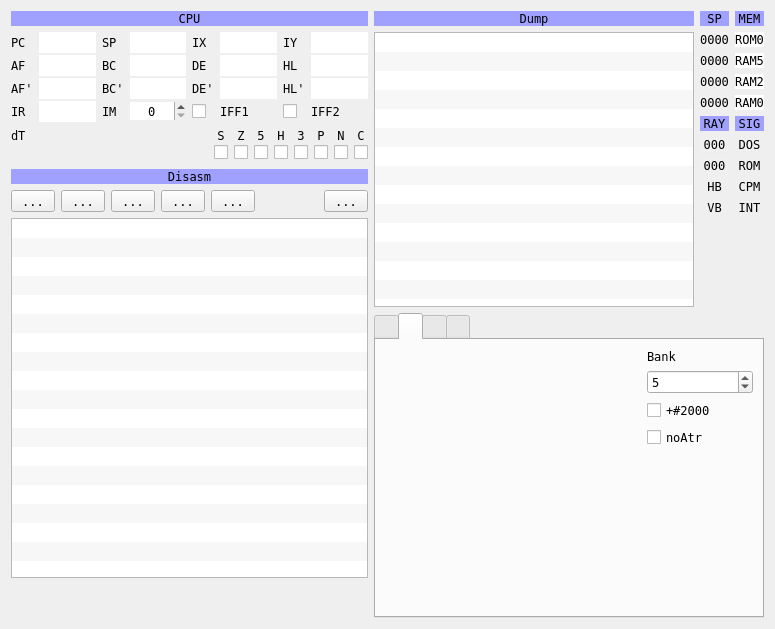
Before: the Qt Designer form ui/debuger.ui in samstyle/Xpeccy, drawn with Qt 5.
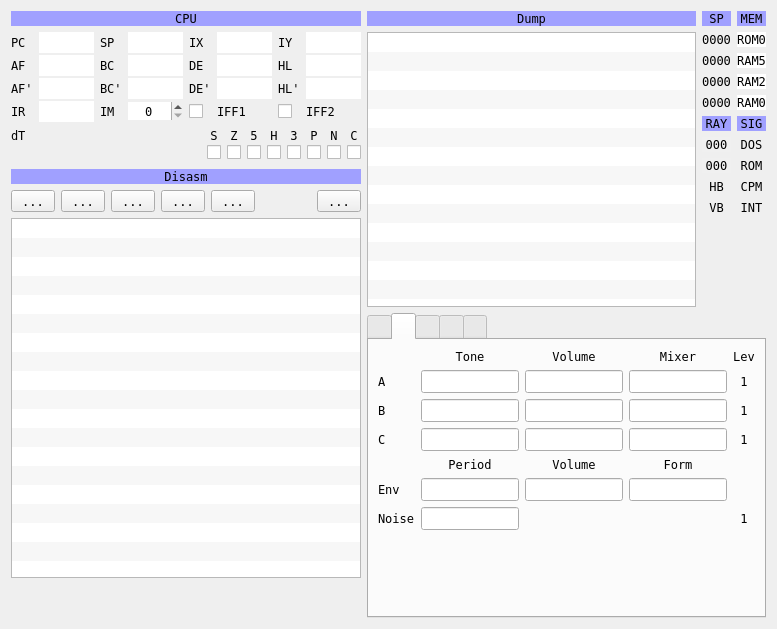
After: the same form once the commit is applied. The open tabs and pages were chosen to show the change. Icons and pictures are not drawn. Custom widgets are drawn as their Qt base class.

Commit message: build 20170219 [+] AY/YM tick generator freq is fixed [+] AY/YM noise tone is fixed [+] Emulation of AY coarse envelope [+] Fix GS interrupt handler [+] Add memory fill methods

Patch:
```diff
--- a/ui/debuger.ui
+++ b/ui/debuger.ui
@@ -9,8 +9,8 @@
    <rect>
     <x>0</x>
     <y>0</y>
-    <width>775</width>
-    <height>614</height>
+    <width>777</width>
+    <height>616</height>
    </rect>
   </property>
   <property name="font">
@@ -835,7 +835,7 @@
     </layout>
    </item>
    <item>
-    <layout class="QVBoxLayout" name="verticalLayout_4" stretch="0,10">
+    <layout class="QVBoxLayout" name="verticalLayout_4" stretch="0,0">
      <item>
       <layout class="QHBoxLayout" name="horizontalLayout" stretch="10,0">
        <item>
@@ -1214,6 +1214,404 @@
        <property name="currentIndex">
         <number>1</number>
        </property>
+       <widget class="QWidget" name="scrTab">
+        <attribute name="icon">
+         <iconset resource="../xpeccy.qrc">
+          <normaloff>:/images/display.png</normaloff>:/images/display.png</iconset>
+        </attribute>
+        <attribute name="title">
+         <string/>
+        </attribute>
+        <attribute name="toolTip">
+         <string>Screen</string>
+        </attribute>
+        <layout class="QHBoxLayout" name="horizontalLayout_3">
+         <item>
+          <layout class="QVBoxLayout" name="verticalLayout_3">
+           <item>
+            <widget class="QLabel" name="scrLabel">
+             <property name="minimumSize">
+              <size>
+               <width>256</width>
+               <height>192</height>
+              </size>
+             </property>
+             <property name="text">
+              <string/>
+             </property>
+            </widget>
+           </item>
+           <item>
+            <spacer name="verticalSpacer_6">
+             <property name="orientation">
+              <enum>Qt::Vertical</enum>
+             </property>
+             <property name="sizeHint" stdset="0">
+              <size>
+               <width>20</width>
+               <height>40</height>
+              </size>
+             </property>
+            </spacer>
+           </item>
+          </layout>
+         </item>
+         <item>
+          <layout class="QGridLayout" name="gridLayout_4">
+           <item row="0" column="1">
+            <widget class="QLabel" name="label_49">
+             <property name="text">
+              <string>Bank</string>
+             </property>
+            </widget>
+           </item>
+           <item row="1" column="1">
+            <widget class="QSpinBox" name="sbScrBank">
+             <property name="minimum">
+              <number>0</number>
+             </property>
+             <property name="maximum">
+              <number>255</number>
+             </property>
+             <property name="value">
+              <number>5</number>
+             </property>
+            </widget>
+           </item>
+           <item row="2" column="1">
+            <widget class="QCheckBox" name="cbScrAlt">
+             <property name="text">
+              <string>+#2000</string>
+             </property>
+            </widget>
+           </item>
+           <item row="3" column="1">
+            <widget class="QCheckBox" name="cbScrAtr">
+             <property name="text">
+              <string>noAtr</string>
+             </property>
+            </widget>
+           </item>
+           <item row="4" column="1">
+            <spacer name="verticalSpacer_5">
+             <property name="orientation">
+              <enum>Qt::Vertical</enum>
+             </property>
+             <property name="sizeHint" stdset="0">
+              <size>
+               <width>20</width>
+               <height>40</height>
+              </size>
+             </property>
+            </spacer>
+           </item>
+          </layout>
+         </item>
+        </layout>
+       </widget>
+       <widget class="QWidget" name="tab">
+        <attribute name="icon">
+         <iconset resource="../xpeccy.qrc">
+          <normaloff>:/images/note.png</normaloff>:/images/note.png</iconset>
+        </attribute>
+        <attribute name="title">
+         <string/>
+        </attribute>
+        <layout class="QVBoxLayout" name="verticalLayout_7">
+         <item>
+          <layout class="QGridLayout" name="gridLayout_5">
+           <item row="0" column="1">
+            <widget class="QLabel" name="label_25">
+             <property name="text">
+              <string>Tone</string>
+             </property>
+             <property name="alignment">
+              <set>Qt::AlignCenter</set>
+             </property>
+            </widget>
+           </item>
+           <item row="1" column="3">
+            <widget class="QLineEdit" name="leMixA">
+             <property name="alignment">
+              <set>Qt::AlignCenter</set>
+             </property>
+             <property name="readOnly">
+              <bool>true</bool>
+             </property>
+            </widget>
+           </item>
+           <item row="1" column="2">
+            <widget class="QLineEdit" name="leVolA">
+             <property name="alignment">
+              <set>Qt::AlignCenter</set>
+             </property>
+             <property name="readOnly">
+              <bool>true</bool>
+             </property>
+            </widget>
+           </item>
+           <item row="7" column="3">
+            <spacer name="verticalSpacer_8">
+             <property name="orientation">
+              <enum>Qt::Vertical</enum>
+             </property>
+             <property name="sizeHint" stdset="0">
+              <size>
+               <width>20</width>
+               <height>40</height>
+              </size>
+             </property>
+            </spacer>
+           </item>
+           <item row="0" column="3">
+            <widget class="QLabel" name="label_51">
+             <property name="text">
+              <string>Mixer</string>
+             </property>
+             <property name="alignment">
+              <set>Qt::AlignCenter</set>
+             </property>
+            </widget>
+           </item>
+           <item row="3" column="1">
+            <widget class="QLineEdit" name="leToneC">
+             <property name="alignment">
+              <set>Qt::AlignCenter</set>
+             </property>
+             <property name="readOnly">
+              <bool>true</bool>
+             </property>
+            </widget>
+           </item>
+           <item row="3" column="2">
+            <widget class="QLineEdit" name="leVolC">
+             <property name="alignment">
+              <set>Qt::AlignCenter</set>
+             </property>
+             <property name="readOnly">
+              <bool>true</bool>
+             </property>
+            </widget>
+           </item>
+           <item row="6" column="0">
+            <widget class="QLabel" name="label_52">
+             <property name="text">
+              <string>Noise</string>
+             </property>
+            </widget>
+           </item>
+           <item row="4" column="3">
+            <widget class="QLabel" name="label_56">
+             <property name="text">
+              <string>Form</string>
+             </property>
+             <property name="alignment">
+              <set>Qt::AlignCenter</set>
+             </property>
+            </widget>
+           </item>
+           <item row="2" column="0">
+            <widget class="QLabel" name="label_21">
+             <property name="text">
+              <string>B</string>
+             </property>
+            </widget>
+           </item>
+           <item row="2" column="3">
+            <widget class="QLineEdit" name="leMixB">
+             <property name="alignment">
+              <set>Qt::AlignCenter</set>
+             </property>
+             <property name="readOnly">
+              <bool>true</bool>
+             </property>
+            </widget>
+           </item>
+           <item row="4" column="2">
+            <widget class="QLabel" name="label_58">
+             <property name="text">
+              <string>Volume</string>
+             </property>
+             <property name="alignment">
+              <set>Qt::AlignCenter</set>
+             </property>
+            </widget>
+           </item>
+           <item row="3" column="0">
+            <widget class="QLabel" name="label_23">
+             <property name="text">
+              <string>C</string>
+             </property>
+            </widget>
+           </item>
+           <item row="0" column="2">
+            <widget class="QLabel" name="label_50">
+             <property name="text">
+              <string>Volume</string>
+             </property>
+             <property name="alignment">
+              <set>Qt::AlignCenter</set>
+             </property>
+            </widget>
+           </item>
+           <item row="5" column="3">
+            <widget class="QLineEdit" name="leEnvForm">
+             <property name="alignment">
+              <set>Qt::AlignCenter</set>
+             </property>
+             <property name="readOnly">
+              <bool>true</bool>
+             </property>
+            </widget>
+           </item>
+           <item row="2" column="2">
+            <widget class="QLineEdit" name="leVolB">
+             <property name="alignment">
+              <set>Qt::AlignCenter</set>
+             </property>
+             <property name="readOnly">
+              <bool>true</bool>
+             </property>
+            </widget>
+           </item>
+           <item row="2" column="1">
+            <widget class="QLineEdit" name="leToneB">
+             <property name="alignment">
+              <set>Qt::AlignCenter</set>
+             </property>
+             <property name="readOnly">
+              <bool>true</bool>
+             </property>
+            </widget>
+           </item>
+           <item row="3" column="3">
+            <widget class="QLineEdit" name="leMixC">
+             <property name="alignment">
+              <set>Qt::AlignCenter</set>
+             </property>
+             <property name="readOnly">
+              <bool>true</bool>
+             </property>
+            </widget>
+           </item>
+           <item row="1" column="1">
+            <widget class="QLineEdit" name="leToneA">
+             <property name="alignment">
+              <set>Qt::AlignCenter</set>
+             </property>
+             <property name="readOnly">
+              <bool>true</bool>
+             </property>
+            </widget>
+           </item>
+           <item row="1" column="0">
+            <widget class="QLabel" name="label_19">
+             <property name="text">
+              <string>A</string>
+             </property>
+            </widget>
+           </item>
+           <item row="6" column="1">
+            <widget class="QLineEdit" name="leToneN">
+             <property name="alignment">
+              <set>Qt::AlignCenter</set>
+             </property>
+             <property name="readOnly">
+              <bool>true</bool>
+             </property>
+            </widget>
+           </item>
+           <item row="5" column="1">
+            <widget class="QLineEdit" name="leEnvTone">
+             <property name="alignment">
+              <set>Qt::AlignCenter</set>
+             </property>
+             <property name="readOnly">
+              <bool>true</bool>
+             </property>
+            </widget>
+           </item>
+           <item row="0" column="4">
+            <widget class="QLabel" name="label_57">
+             <property name="text">
+              <string>Lev</string>
+             </property>
+             <property name="alignment">
+              <set>Qt::AlignCenter</set>
+             </property>
+            </widget>
+           </item>
+           <item row="5" column="2">
+            <widget class="QLineEdit" name="leVolE">
+             <property name="alignment">
+              <set>Qt::AlignCenter</set>
+             </property>
+             <property name="readOnly">
+              <bool>true</bool>
+             </property>
+            </widget>
+           </item>
+           <item row="4" column="1">
+            <widget class="QLabel" name="label_54">
+             <property name="text">
+              <string>Period</string>
+             </property>
+             <property name="alignment">
+              <set>Qt::AlignCenter</set>
+             </property>
+            </widget>
+           </item>
+           <item row="5" column="0">
+            <widget class="QLabel" name="label_53">
+             <property name="text">
+              <string>Env</string>
+             </property>
+            </widget>
+           </item>
+           <item row="1" column="4">
+            <widget class="QLabel" name="labLevA">
+             <property name="text">
+              <string>1</string>
+             </property>
+             <property name="alignment">
+              <set>Qt::AlignCenter</set>
+             </property>
+            </widget>
+           </item>
+           <item row="2" column="4">
+            <widget class="QLabel" name="labLevB">
+             <property name="text">
+              <string>1</string>
+             </property>
+             <property name="alignment">
+              <set>Qt::AlignCenter</set>
+             </property>
+            </widget>
+           </item>
+           <item row="3" column="4">
+            <widget class="QLabel" name="labLevC">
+             <property name="text">
+              <string>1</string>
+             </property>
+             <property name="alignment">
+              <set>Qt::AlignCenter</set>
+             </property>
+            </widget>
+           </item>
+           <item row="6" column="4">
+            <widget class="QLabel" name="labLevN">
+             <property name="text">
+              <string>1</string>
+             </property>
+             <property name="alignment">
+              <set>Qt::AlignCenter</set>
+             </property>
+            </widget>
+           </item>
+          </layout>
+         </item>
+        </layout>
+       </widget>
        <widget class="QWidget" name="fdcTab">
         <attribute name="icon">
          <iconset resource="../xpeccy.qrc">
@@ -1526,101 +1924,6 @@
          </item>
         </layout>
        </widget>
-       <widget class="QWidget" name="scrTab">
-        <attribute name="icon">
-         <iconset resource="../xpeccy.qrc">
-          <normaloff>:/images/display.png</normaloff>:/images/display.png</iconset>
-        </attribute>
-        <attribute name="title">
-         <string/>
-        </attribute>
-        <attribute name="toolTip">
-         <string>Screen</string>
-        </attribute>
-        <layout class="QHBoxLayout" name="horizontalLayout_3">
-         <item>
-          <layout class="QVBoxLayout" name="verticalLayout_3">
-           <item>
-            <widget class="QLabel" name="scrLabel">
-             <property name="minimumSize">
-              <size>
-               <width>256</width>
-               <height>192</height>
-              </size>
-             </property>
-             <property name="text">
-              <string/>
-             </property>
-            </widget>
-           </item>
-           <item>
-            <spacer name="verticalSpacer_6">
-             <property name="orientation">
-              <enum>Qt::Vertical</enum>
-             </property>
-             <property name="sizeHint" stdset="0">
-              <size>
-               <width>20</width>
-               <height>40</height>
-              </size>
-             </property>
-            </spacer>
-           </item>
-          </layout>
-         </item>
-         <item>
-          <layout class="QGridLayout" name="gridLayout_4">
-           <item row="0" column="1">
-            <widget class="QLabel" name="label_49">
-             <property name="text">
-              <string>Bank</string>
-             </property>
-            </widget>
-           </item>
-           <item row="1" column="1">
-            <widget class="QSpinBox" name="sbScrBank">
-             <property name="minimum">
-              <number>0</number>
-             </property>
-             <property name="maximum">
-              <number>255</number>
-             </property>
-             <property name="value">
-              <number>5</number>
-             </property>
-            </widget>
-           </item>
-           <item row="2" column="1">
-            <widget class="QCheckBox" name="cbScrAlt">
-             <property name="text">
-              <string>+#2000</string>
-             </property>
-            </widget>
-           </item>
-           <item row="3" column="1">
-            <widget class="QCheckBox" name="cbScrAtr">
-             <property name="text">
-              <string>noAtr</string>
-             </property>
-            </widget>
-           </item>
-           <item row="4" column="1">
-            <spacer name="verticalSpacer_5">
-             <property name="orientation">
-              <enum>Qt::Vertical</enum>
-             </property>
-             <property name="sizeHint" stdset="0">
-              <size>
-               <width>20</width>
-               <height>40</height>
-              </size>
-             </property>
-            </spacer>
-           </item>
-          </layout>
-         </item>
-        </layout>
-       </widget>
        <widget class="QWidget" name="brkTab">
         <attribute name="icon">
          <iconset resource="../xpeccy.qrc">
```
Left out of the diff: 4 changed lines with no effect on the pictures. The commit also changes 17 other files.
